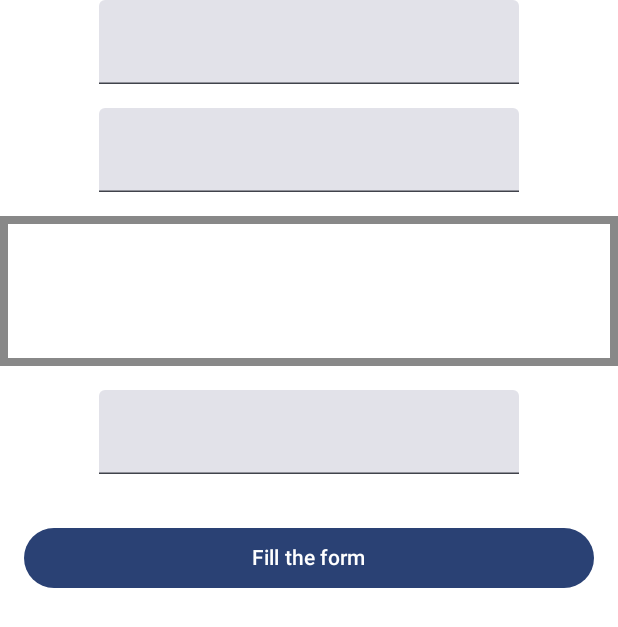
After one commit to alejaacevedo02/compose-masterclass-practice, an Android app built with Jetpack Compose: the composable FocusManagementModifiersDemo shown on its own in the app's theme, on a phone screen of 412 x 824 dp. The commit adds this screen. Shown: the top 627 px of the screen. Run offline under Robolectric (Android 15) with nearby library versions, the phone set to English and light mode, and no system bars.

Commit message:
feat: clickable, focusManagement and offset modifiers

```diff
--- /dev/null
+++ b/app/src/main/java/com/example/composemasterclass/basic_modifiers/FocusManagementModifiersDemo.kt
@@ -0,0 +1,129 @@
+package com.example.composemasterclass.basic_modifiers
+
+import androidx.compose.foundation.background
+import androidx.compose.foundation.border
+import androidx.compose.foundation.focusable
+import androidx.compose.foundation.layout.Arrangement
+import androidx.compose.foundation.layout.Box
+import androidx.compose.foundation.layout.Column
+import androidx.compose.foundation.layout.fillMaxSize
+import androidx.compose.foundation.layout.fillMaxWidth
+import androidx.compose.foundation.layout.height
+import androidx.compose.foundation.layout.ime
+import androidx.compose.foundation.layout.padding
+import androidx.compose.foundation.text.KeyboardActions
+import androidx.compose.foundation.text.KeyboardOptions
+import androidx.compose.material3.Button
+import androidx.compose.material3.Text
+import androidx.compose.material3.TextField
+import androidx.compose.runtime.Composable
+import androidx.compose.runtime.getValue
+import androidx.compose.runtime.mutableStateOf
+import androidx.compose.runtime.remember
+import androidx.compose.runtime.setValue
+import androidx.compose.ui.Alignment
+import androidx.compose.ui.Modifier
+import androidx.compose.ui.focus.FocusDirection
+import androidx.compose.ui.focus.FocusRequester
+import androidx.compose.ui.focus.focusRequester
+import androidx.compose.ui.focus.onFocusChanged
+import androidx.compose.ui.graphics.Color
+import androidx.compose.ui.platform.LocalFocusManager
+import androidx.compose.ui.text.input.ImeAction
+import androidx.compose.ui.tooling.preview.Preview
+import androidx.compose.ui.unit.dp
+import com.example.composemasterclass.ui.theme.ComposemasterclassTheme
+
+@Composable
+fun FocusManagementModifiersDemo(modifier: Modifier = Modifier) {
+    // This is a placeholder for the Focus Management Modifiers demo.
+    // You can implement your focus management logic here.
+    // For example, you can use focusable, focusRequester, and other related modifiers.
+    val focusRequester = remember { FocusRequester() }
+    val focusManager = LocalFocusManager.current
+    var isFocused by remember { mutableStateOf(false) }
+    Column(
+        modifier = modifier
+            .fillMaxSize()
+            .background(Color.White),
+        horizontalAlignment = Alignment.CenterHorizontally,
+        verticalArrangement = Arrangement.spacedBy(16.dp)
+        // Add any modifiers you want to apply to the Column
+    ) {
+        TextField(
+            value = "",
+            onValueChange = {
+
+            },
+            modifier = Modifier.focusRequester(
+                focusRequester
+            ),
+            keyboardActions = KeyboardActions(
+                onNext = {
+                    focusManager.moveFocus(FocusDirection.Down)
+                }
+            ),
+            keyboardOptions = KeyboardOptions(
+                imeAction = ImeAction.Next
+            )
+        )
+        TextField(
+            value = "",
+            onValueChange = {
+
+            },
+            keyboardActions = KeyboardActions(
+                onNext = {
+                    focusManager.moveFocus(FocusDirection.Down)
+                }
+            ),
+            keyboardOptions = KeyboardOptions(
+                imeAction = ImeAction.Next
+            ))
+
+
+        Box(
+            modifier = Modifier
+                .fillMaxWidth()
+                .height(100.dp)
+                .border(
+                    width = 5.dp,
+                    color = if (isFocused) Color.Red else Color.Gray
+                )
+                .onFocusChanged {
+                    isFocused = it.isFocused
+                }
+                .focusable()
+
+        )
+        TextField(
+            value = "",
+            onValueChange = {
+
+            },
+            keyboardActions = KeyboardActions(
+                onDone = {
+                    focusManager.clearFocus()
+                }
+            ),
+            keyboardOptions = KeyboardOptions(
+                imeAction = ImeAction.Done
+            ))
+        Button(
+            onClick = { focusRequester.requestFocus() },
+            modifier = Modifier
+                .fillMaxWidth()
+                .padding(16.dp)
+        ) {
+            Text("Fill the form")
+        }
+    }
+}
+
+@Preview
+@Composable
+internal fun FocusManagementModifiersDemoPreview() {
+    ComposemasterclassTheme {
+        FocusManagementModifiersDemo()
+    }
+}
```
Also changed, not shown: app/src/main/java/com/example/composemasterclass/MainActivity.kt (+7 -5 lines), app/src/main/java/com/example/composemasterclass/basic_modifiers/ClickableModifiersDemo.kt (added, +54 -0 lines), app/src/main/java/com/example/composemasterclass/basic_modifiers/OffsetModifiersDemo.kt (added, +53 -0 lines).
